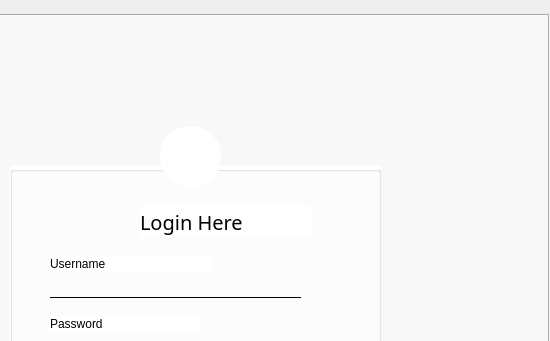
The window that mainwindow.ui (Hamoda73/Projet_Smart_rdi_center) describes before a commit, drawn with Qt 5; both pictures show x 652 to 1202 and y 0 to 341 of the 1202 by 596 pixel window.
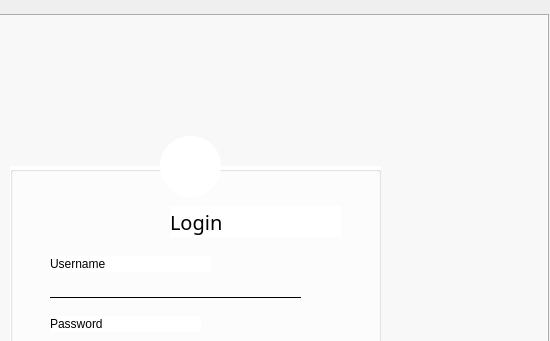
The same window after the commit. Icons and pictures are not drawn.

What changed in the file:
```diff
--- a/mainwindow.ui
+++ b/mainwindow.ui
@@ -192,7 +192,7 @@
        <widget class="QLabel" name="label">
         <property name="geometry">
          <rect>
-          <x>130</x>
+          <x>160</x>
           <y>40</y>
           <width>171</width>
           <height>31</height>
@@ -205,7 +205,7 @@
 }</string>
         </property>
         <property name="text">
-         <string>Login Here</string>
+         <string>Login </string>
         </property>
        </widget>
       </widget>
@@ -213,7 +213,7 @@
        <property name="geometry">
         <rect>
          <x>810</x>
-         <y>120</y>
+         <y>130</y>
          <width>61</width>
          <height>61</height>
         </rect>
```
